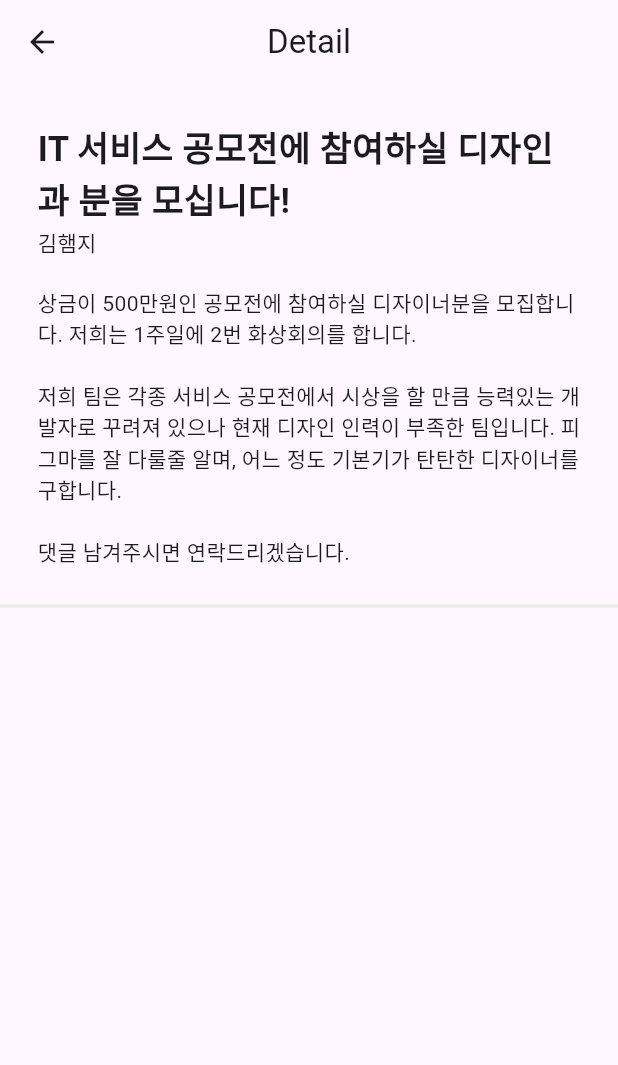
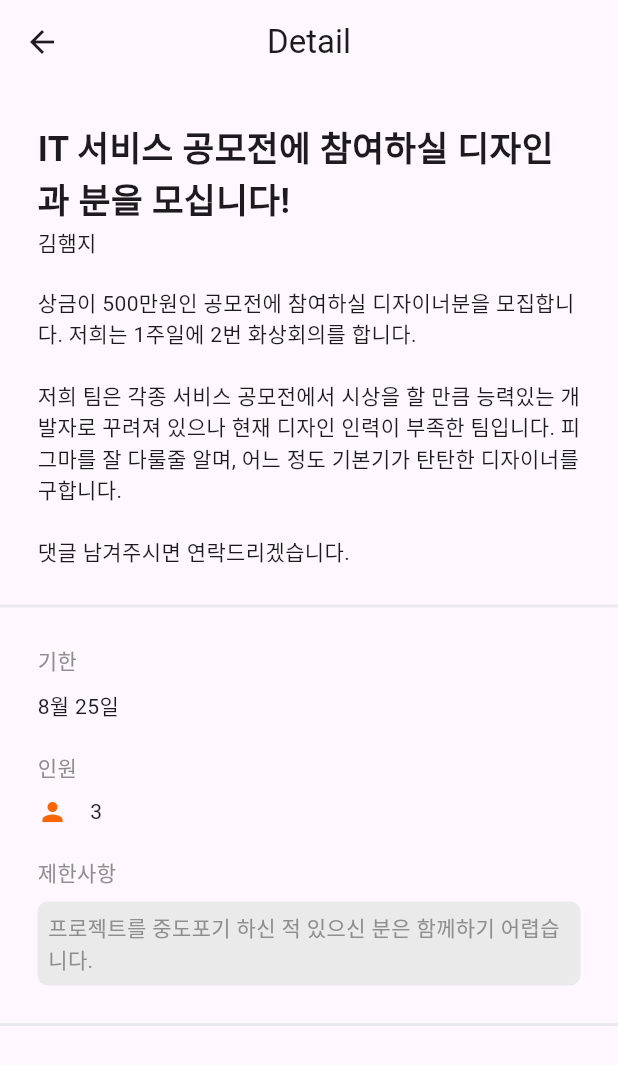
Before and after one commit to DreamOrReality/Dream-Or-Reality-Flutter, a Flutter app: the StudyDetailScreen screen opened by its route, on a phone screen of 412 x 824 dp. Shown: the top 1065 px of the screen. Run offline on Flutter 3.47's test engine with Material 3 defaults, Android fonts, the phone set to English and light mode, and no system bars; our stand-ins replace shared_preferences, table_calendar; accounts and stored records are empty.

Commit message:
feat. 디테일 포스트 나머지 정보

```diff
--- a/lib/screens/study/study_detail_screen.dart
+++ b/lib/screens/study/study_detail_screen.dart
@@ -17,7 +17,10 @@ class _StudyDetailScreenState extends State<StudyDetailScreen> {
         centerTitle: true,
       ),
       body: SingleChildScrollView(
-        child: Column(children: [
+        child: Column(
+          crossAxisAlignment: CrossAxisAlignment.start,
+          children: [
+            // 타이틀, 유저이름, 컨텐츠
             Container(
               decoration: BoxDecoration(
                   border:
@@ -40,7 +43,57 @@ class _StudyDetailScreenState extends State<StudyDetailScreen> {
                 ],
               ),
             ),
-        ]),
+            // 기간 / 인원 / 제한사항
+            Container(
+              padding: EdgeInsets.all(25),
+              decoration: BoxDecoration(
+                  border:
+                      Border(bottom: BorderSide(color: strokeColor, width: 2))),
+              child: Column(
+                crossAxisAlignment: CrossAxisAlignment.start,
+                children: [
+                  // 기한
+                  Text(
+                    '기한',
+                    style: TextStyle(color: secondTextColor),
+                  ),
+                  SizedBox(height: 10),
+                  Text('8월 25일'),
+                  SizedBox(height: 20),
+                  // 인원
+                  Text(
+                    '인원',
+                    style: TextStyle(color: secondTextColor),
+                  ),
+                  SizedBox(height: 10),
+                  Row(
+                    children: [
+                      Icon(Icons.person, size: 20, color: primaryColor),
+                      SizedBox(width: 15),
+                      Text('3'),
+                    ],
+                  ),
+                  SizedBox(height: 20),
+                  // 제한사항
+                  Text(
+                    '제한사항',
+                    style: TextStyle(color: secondTextColor),
+                  ),
+                  SizedBox(height: 10),
+                  Container(
+                    padding: EdgeInsets.all(7),
+                    decoration: BoxDecoration(
+                      borderRadius: BorderRadius.circular(7),
+                      color: strokeColor,
+                    ),
+                    child: Text('프로젝트를 중도포기 하신 적 있으신 분은 함께하기 어렵습니다.',
+                        style: TextStyle(color: secondTextColor)),
+                  ),
+                ],
+              ),
+            ),
+          ],
+        ),
       ),
     );
   }
```
Lines whose indentation alone changed are shown as unchanged.
